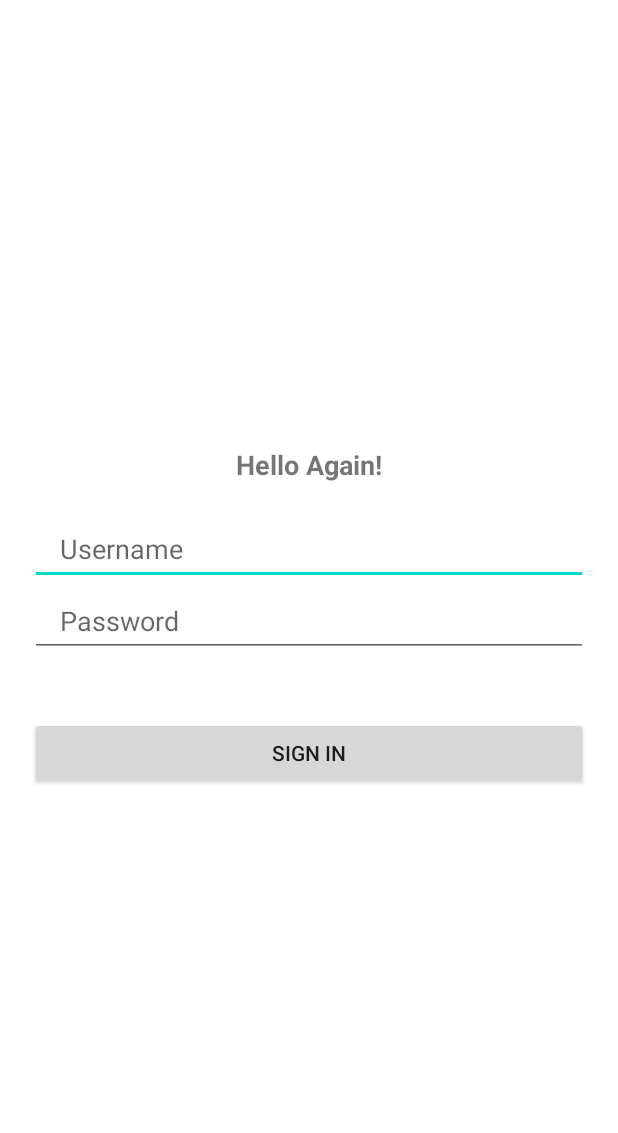
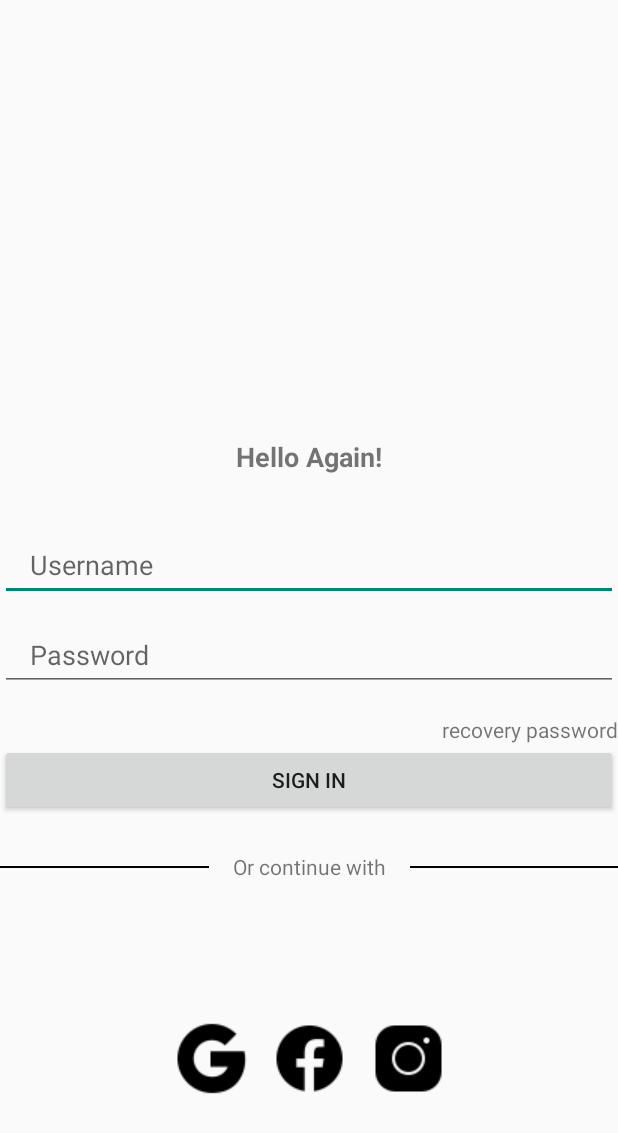
Before and after one commit to BETAMIN-SYNC/wardrobe-app, an Android app: the Login screen opened directly, with no data from a screen before it, on a phone screen of 412 x 824 dp. Shown: the top 1133 px of the screen. Run offline under Robolectric (Android 15) with nearby library versions, the phone set to English and light mode, and no system bars; our stand-ins replace Firebase (no records; nobody signed in at launch, a user with empty details on screens opened directly).

Commit message:
google sign-indsdadas

```diff
--- a/app/build.gradle
+++ b/app/build.gradle
@@ -34,6 +34,7 @@ dependencies {
     implementation 'androidx.appcompat:appcompat:1.6.1'
     implementation 'com.google.android.material:material:1.8.0'
     implementation 'androidx.constraintlayout:constraintlayout:2.1.4'
+    implementation 'com.google.firebase:firebase-auth:21.1.0'
     testImplementation 'junit:junit:4.13.2'
     androidTestImplementation 'androidx.test.ext:junit:1.1.5'
     androidTestImplementation 'androidx.test.espresso:espresso-core:3.5.1'
--- a/app/src/main/java/com/example/wardrobe/Login.java
+++ b/app/src/main/java/com/example/wardrobe/Login.java
@@ -4,6 +4,8 @@ import android.content.Intent;
 import android.os.Bundle;
 import android.widget.Button;
 import android.widget.EditText;
+import android.widget.ImageButton;
+import android.widget.ImageView;
 import android.widget.Toast;
 
 import androidx.annotation.NonNull;
@@ -27,7 +29,9 @@ public class Login extends AppCompatActivity {
 
         final EditText userName = findViewById(R.id.userName);
         final EditText password = findViewById(R.id.password);
-        final Button loginBtn = findViewById(R.id.loginBtn);
+
+        Button loginBtn = findViewById(R.id.loginBtn);
+        ImageView googleBtn = findViewById(R.id.googleBtn);
 
         loginBtn.setOnClickListener(v -> {
             final String userNameTxt = userName.getText().toString();
--- a/app/src/main/res/layout/activity_login.xml
+++ b/app/src/main/res/layout/activity_login.xml
@@ -1,60 +1,146 @@
 <?xml version="1.0" encoding="utf-8"?>
-<LinearLayout xmlns:android="http://schemas.android.com/apk/res/android"
+<androidx.constraintlayout.widget.ConstraintLayout xmlns:android="http://schemas.android.com/apk/res/android"
     xmlns:app="http://schemas.android.com/apk/res-auto"
     xmlns:tools="http://schemas.android.com/tools"
     android:layout_width="match_parent"
     android:layout_height="match_parent"
-    android:gravity="center"
-    android:orientation="vertical"
     tools:context=".Login">
 
     <TextView
+        android:id="@+id/textView3"
         android:layout_width="match_parent"
         android:layout_height="wrap_content"
+        android:layout_marginTop="292dp"
+        android:gravity="center"
+        android:text="@string/hello_again"
+        android:textSize="18sp"
         android:textStyle="bold"
-        android:gravity="center"
-        android:textSize="18sp"
-        android:text="@string/hello_again"/>
+        app:layout_constraintEnd_toEndOf="parent"
+        app:layout_constraintHorizontal_bias="0.0"
+        app:layout_constraintStart_toStartOf="parent"
+        app:layout_constraintTop_toTopOf="parent" />
 
     <EditText
         android:id="@+id/userName"
         android:layout_width="match_parent"
         android:layout_height="wrap_content"
-        android:layout_marginStart="20dp"
-        android:layout_marginTop="20dp"
-        android:layout_marginEnd="20dp"
+        android:layout_marginTop="36dp"
+        android:autofillHints=""
         android:hint="@string/username"
         android:inputType="text"
         android:maxLines="1"
         android:minHeight="48dp"
         android:paddingStart="20dp"
         android:paddingEnd="0dp"
-        android:autofillHints=""
+        app:layout_constraintEnd_toEndOf="parent"
+        app:layout_constraintTop_toBottomOf="@+id/textView3"
         tools:ignore="VisualLintTextFieldSize" />
 
     <EditText
         android:id="@+id/password"
         android:layout_width="match_parent"
         android:layout_height="wrap_content"
-        android:layout_marginStart="20dp"
-        android:layout_marginEnd="20dp"
+        android:layout_marginTop="12dp"
+        android:autofillHints=""
         android:hint="@string/password"
         android:inputType="textPassword"
         android:maxLines="1"
         android:minHeight="48dp"
         android:paddingStart="20dp"
         android:paddingEnd="0dp"
-        android:autofillHints=""
+        app:layout_constraintEnd_toEndOf="parent"
+        app:layout_constraintHorizontal_bias="0.0"
+        app:layout_constraintStart_toStartOf="@+id/userName"
+        app:layout_constraintTop_toBottomOf="@+id/userName"
         tools:ignore="VisualLintTextFieldSize" />
+
+    <TextView
+        android:id="@+id/recoveryPassword"
+        android:layout_width="wrap_content"
+        android:layout_height="wrap_content"
+        android:layout_marginTop="16dp"
+        android:text="@string/recovery_password"
+        app:layout_constraintEnd_toEndOf="@+id/password"
+        app:layout_constraintTop_toBottomOf="@+id/password" />
 
     <androidx.appcompat.widget.AppCompatButton
         android:id="@+id/loginBtn"
         android:layout_width="match_parent"
         android:layout_height="wrap_content"
         android:text="@string/sign_in"
-        android:layout_marginStart="20dp"
-        android:layout_marginEnd="20dp"
-        android:layout_marginTop="40dp"
+        app:layout_constraintEnd_toEndOf="parent"
+        app:layout_constraintHorizontal_bias="1.0"
+        app:layout_constraintStart_toStartOf="@+id/password"
+        app:layout_constraintTop_toBottomOf="@+id/recoveryPassword"
         tools:ignore="VisualLintButtonSize" />
 
-</LinearLayout>
+    <TextView
+        android:id="@+id/textView2"
+        android:layout_width="wrap_content"
+        android:layout_height="wrap_content"
+        android:layout_marginTop="24dp"
+        android:text="@string/or_continue_with"
+        app:layout_constraintEnd_toEndOf="@+id/loginBtn"
+        app:layout_constraintStart_toStartOf="@+id/loginBtn"
+        app:layout_constraintTop_toBottomOf="@+id/loginBtn" />
+
+    <View
+        android:layout_width="0dp"
+        android:layout_height="1.2dp"
+        android:layout_marginStart="16dp"
+        android:background="@color/black"
+        app:layout_constraintBottom_toBottomOf="@+id/textView2"
+        app:layout_constraintEnd_toEndOf="@+id/loginBtn"
+        app:layout_constraintHorizontal_bias="0.0"
+        app:layout_constraintStart_toEndOf="@+id/textView2"
+        app:layout_constraintTop_toTopOf="@+id/textView2" />
+
+    <View
+        android:id="@+id/view"
+        android:layout_width="0dp"
+        android:layout_height="1.2dp"
+        android:layout_marginEnd="16dp"
+        android:background="@color/black"
+        app:layout_constraintBottom_toBottomOf="@+id/textView2"
+        app:layout_constraintEnd_toStartOf="@+id/textView2"
+        app:layout_constraintHorizontal_bias="0.0"
+        app:layout_constraintStart_toStartOf="@+id/loginBtn"
+        app:layout_constraintTop_toTopOf="@+id/textView2" />
+
+    <ImageView
+        android:id="@+id/googleBtn"
+        android:layout_width="wrap_content"
+        android:layout_height="wrap_content"
+        app:layout_constraintBottom_toBottomOf="@+id/facebookBtn"
+        app:layout_constraintEnd_toStartOf="@+id/facebookBtn"
+        app:layout_constraintHorizontal_bias="0.5"
+        app:layout_constraintHorizontal_chainStyle="packed"
+        app:layout_constraintStart_toStartOf="parent"
+        app:layout_constraintTop_toTopOf="@+id/facebookBtn"
+        app:srcCompat="@drawable/google" />
+
+    <ImageView
+        android:id="@+id/facebookBtn"
+        android:layout_width="wrap_content"
+        android:layout_height="wrap_content"
+        android:layout_marginStart="16dp"
+        android:layout_marginEnd="16dp"
+        app:layout_constraintBottom_toBottomOf="parent"
+        app:layout_constraintEnd_toStartOf="@+id/instagramBtn"
+        app:layout_constraintHorizontal_bias="0.5"
+        app:layout_constraintStart_toEndOf="@+id/googleBtn"
+        app:layout_constraintTop_toBottomOf="@+id/textView2"
+        app:srcCompat="@drawable/facebook" />
+
+    <ImageView
+        android:id="@+id/instagramBtn"
+        android:layout_width="wrap_content"
+        android:layout_height="wrap_content"
+        app:layout_constraintBottom_toBottomOf="@+id/facebookBtn"
+        app:layout_constraintEnd_toEndOf="parent"
+        app:layout_constraintHorizontal_bias="0.5"
+        app:layout_constraintStart_toEndOf="@+id/facebookBtn"
+        app:layout_constraintTop_toTopOf="@+id/facebookBtn"
+        app:srcCompat="@drawable/instagram" />
+
+</androidx.constraintlayout.widget.ConstraintLayout>
--- a/app/src/main/res/values/strings.xml
+++ b/app/src/main/res/values/strings.xml
@@ -14,4 +14,6 @@
     <string name="register">Register</string>
     <string name="back_to_login">Back to Login</string>
     <string name="discover_your_new_outfit_here">Discover your New Outfit Here</string>
+    <string name="recovery_password">recovery password</string>
+    <string name="or_continue_with">Or continue with</string>
 </resources>
--- a/app/src/main/res/values/themes.xml
+++ b/app/src/main/res/values/themes.xml
@@ -1,6 +1,6 @@
 <resources xmlns:tools="http://schemas.android.com/tools">
     <!-- Base application theme. -->
-    <style name="Theme.Wardrobe" parent="Theme.MaterialComponents.DayNight.NoActionBar">
+    <style name="Theme.Wardrobe" parent="Theme.Design.Light.NoActionBar">
         <!-- Primary brand color. -->
         <item name="colorPrimary">@color/purple_500</item>
         <item name="colorPrimaryVariant">@color/purple_700</item>
```
Also changed, not shown: app/src/main/AndroidManifest.xml (+5 -3 lines), app/src/main/java/com/example/wardrobe/googleSignIn.java (added, +13 -0 lines), app/src/main/res/layout/activity_google_sign_in.xml (added, +9 -0 lines), app/src/main/res/layout/activity_register.xml (+42 -37 lines), app/src/main/res/drawable/facebook.png (added), app/src/main/res/drawable/google.png (added), app/src/main/res/drawable/instagram.png (added).
